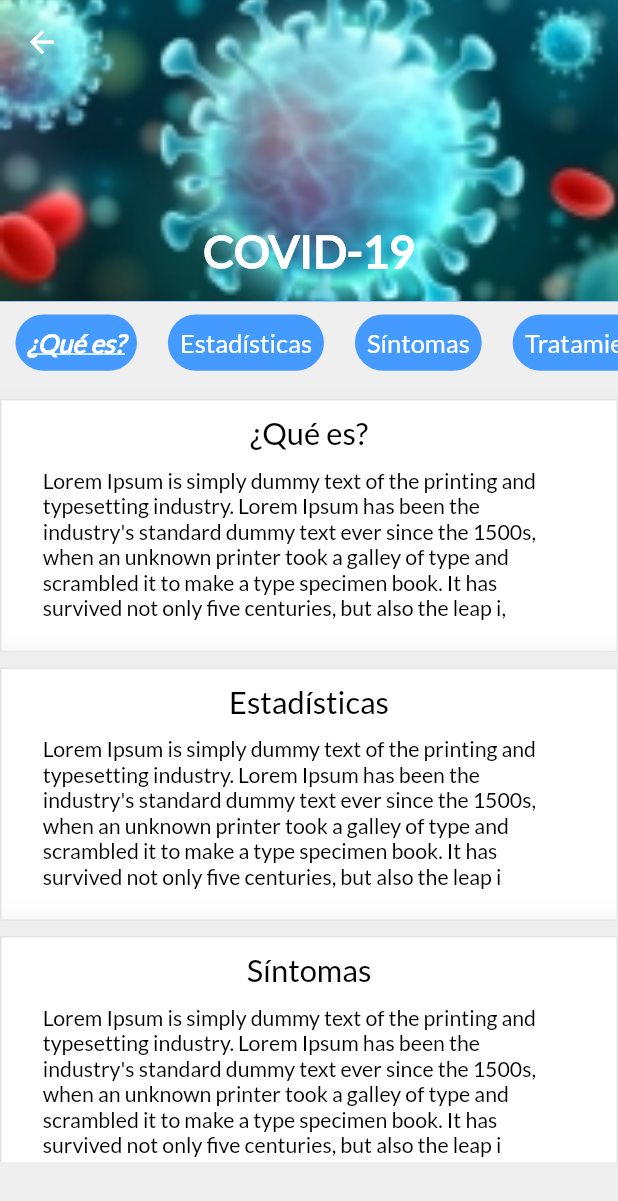
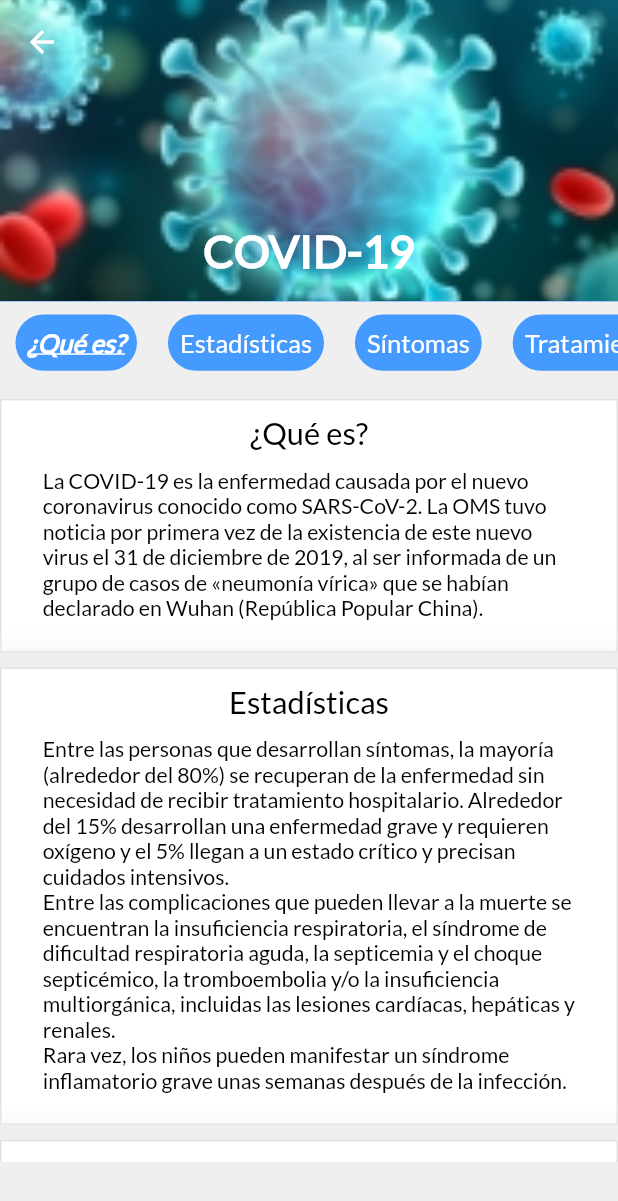
Before and after one commit to IvanGonzalezR/app_enfermedades, a Flutter app: the PantallaEnfermedades screen opened directly, after a tap on "COVID-19", on a phone screen of 412 x 824 dp. Shown: the top 1201 px of the screen. Run offline on Flutter 3.47's test engine with Material 2 defaults, Android fonts, the phone set to English and light mode, and no system bars.

Commit message:
antes de presentar primer prototipo

```diff
--- a/lib/pantalla_enfermedad.dart
+++ b/lib/pantalla_enfermedad.dart
@@ -44,7 +44,7 @@ class _PantallaEnfermedadState extends State<PantallaEnfermedad> {
     var maxScrollVal = _scrollController.position.maxScrollExtent;
     // _scrollController.initialScrollOffset ==
 
-    var divisor = (maxScrollVal / apartados.length) + 20;
+    var divisor = (maxScrollVal / apartados.length);
 
     var scrollValue = _scrollController.offset.round();
     var slideValue = (scrollValue / divisor).round();
@@ -63,9 +63,9 @@ class _PantallaEnfermedadState extends State<PantallaEnfermedad> {
 
     var maxScrollValue = _scrollController.position.maxScrollExtent;
 
-    var divisor = (maxScrollValue / apartados.length+25) + 20;
+    var divisor = (maxScrollValue / apartados.length)-33;
 
-    var scrollToValue = whichSlide * divisor;
+    var scrollToValue = (whichSlide >=3 ? whichSlide+2 : whichSlide) * divisor;
 
     _scrollController.animateTo(scrollToValue,
         curve: Curves.easeIn, duration: Duration(milliseconds: 500));
@@ -75,21 +75,7 @@ class _PantallaEnfermedadState extends State<PantallaEnfermedad> {
   Widget getCards(slide) {
     return Padding(
       padding: EdgeInsets.only(top: 10.0),
-      // padding: EdgeInsets.only(top: 10.0),
-      // height: MediaQuery.of(context).size.height/10,
-      // padding: EdgeInsets.only(left: 10.0),
-      // margin: EdgeInsets.symmetric(vertical: MediaQuery.of(context).size.height/35),
-      // decoration: BoxDecoration(
-      //   color: Colors.white,
-      //     boxShadow: [
-      //       BoxShadow(color: Colors.grey[200], blurRadius: 15, spreadRadius: 8)
-      //     ],
-      //     border: Border.all(
-      //         color: Colors.grey.withOpacity(0.3),
-      //         style: BorderStyle.solid,
-      //         width: 1.0,
-      //     ),
-      //   ),
+
         // width: 125.0,
         child: Container(
           padding: EdgeInsets.only(bottom: 20.0, left: MediaQuery.of(context).size.width/15, right: MediaQuery.of(context).size.width/15),
--- a/lib/tarjetas_enfermedades.dart
+++ b/lib/tarjetas_enfermedades.dart
@@ -18,11 +18,33 @@ class _TarjetasEnfermedadesState extends State<TarjetasEnfermedades> {
       onTap: (){
         Navigator.of(context).push(CupertinoPageRoute(
             builder: (context) => PantallaEnfermedad(widget.nombreEnfermedad, widget.pathImage,
-            "Lorem Ipsum is simply dummy text of the printing and typesetting industry. Lorem Ipsum has been the industry's standard dummy text ever since the 1500s, when an unknown printer took a galley of type and scrambled it to make a type specimen book. It has survived not only five centuries, but also the leap i,"
-        ,"Lorem Ipsum is simply dummy text of the printing and typesetting industry. Lorem Ipsum has been the industry's standard dummy text ever since the 1500s, when an unknown printer took a galley of type and scrambled it to make a type specimen book. It has survived not only five centuries, but also the leap i"
-              , "Lorem Ipsum is simply dummy text of the printing and typesetting industry. Lorem Ipsum has been the industry's standard dummy text ever since the 1500s, when an unknown printer took a galley of type and scrambled it to make a type specimen book. It has survived not only five centuries, but also the leap i"
-              ,"Lorem Ipsum is simply dummy text of the printing and typesetting industry. Lorem Ipsum has been the industry's standard dummy text ever since the 1500s, when an unknown printer took a galley of type and scrambled it to make a type specimen book. It has survived not only five centuries, but also the leap i"
-              ,"Lorem Ipsum is simply dummy text of the printing and typesetting industry. Lorem Ipsum has been the industry's standard dummy text ever since the 1500s, when an unknown printer took a galley of type and scrambled it to make a type specimen book. It has survived not only five centuries, but also the leap i"
+            "La COVID-19 es la enfermedad causada por el nuevo coronavirus conocido como SARS-CoV-2. La OMS tuvo noticia por primera vez de la existencia de este nuevo virus el 31 de diciembre de 2019, al ser informada de un grupo de casos de «neumonía vírica» que se habían declarado en Wuhan (República Popular China)."
+        ,"Entre las personas que desarrollan síntomas, la mayoría (alrededor del 80%) se recuperan de la enfermedad sin necesidad de recibir tratamiento hospitalario. Alrededor del 15% desarrollan una enfermedad grave y requieren oxígeno y el 5% llegan a un estado crítico y precisan cuidados intensivos.\n"
+                  "Entre las complicaciones que pueden llevar a la muerte se encuentran la insuficiencia respiratoria, el síndrome de dificultad respiratoria aguda, la septicemia y el choque septicémico, la tromboembolia y/o la insuficiencia multiorgánica, incluidas las lesiones cardíacas, hepáticas y renales.\n"
+              "Rara vez, los niños pueden manifestar un síndrome inflamatorio grave unas semanas después de la infección."
+              , '''Los síntomas más habituales de la COVID-19 son:
+              Fiebre
+              Tos seca
+              Cansancio
+
+              Otros síntomas menos frecuentes y que pueden afectan a algunos pacientes:
+
+              Pérdida del gusto o el olfato
+              Congestión nasal
+              Conjuntivitis (enrojecimiento ocular)
+              Dolor de garganta
+              Dolor de cabeza
+              Dolores musculares o articulares
+              Diferentes tipos de erupciones cutáneas
+              Náuseas o vómitos
+              Diarrea
+              Escalofríos o vértigo
+
+              Las personas de cualquier edad que tengan fiebre o tos y además respiren con dificultad, sientan dolor u opresión en el pecho o tengan dificultades para hablar o moverse deben solicitar atención médica inmediatamente. De ser posible, llame con antelación a su dispensador de atención de salud al teléfono de asistencia o al centro de salud para que puedan indicarle el dispensario adecuado.
+              '''
+              ,"Si tiene síntomas que apuntan a la COVID-19, póngase en contacto con su dispensador de atención de salud o la línea de asistencia contra la COVID-19, para que le den instrucciones y averiguar cuándo y cómo hacerse una prueba, quédese en casa durante 14 días lejos de otras personas y vigile su salud.\n"
+              "Si tiene dificultades para respirar o dolor u opresión en el pecho, busque atención médica inmediatamente. Llame a su dispensador de atención de salud o a la línea de asistencia con antelación para que le dirijan hacia el centro de salud adecuado."
+              ,"Protéjase adoptando algunas precauciones sencillas, como mantener el distanciamiento físico; utilizar mascarilla, especialmente cuando no se pueda mantener el distanciamiento; mantener las habitaciones bien ventiladas; evitar las aglomeraciones y el contacto estrecho con otras personas; lavarse las manos de forma periódica; y toser cubriéndose con el codo flexionado o con un pañuelo. Consulte las recomendaciones que se den a nivel local en su lugar de residencia y trabajo. ¡Hágalo todo!"
               ,)));
       },
       child: Container(
```
